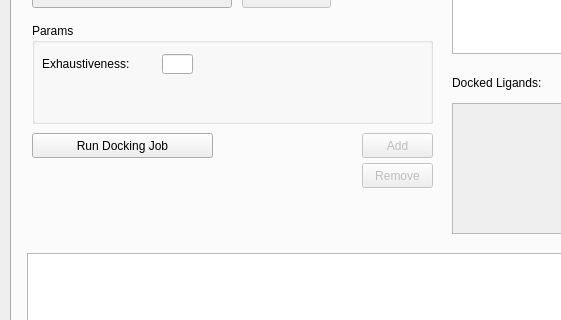
Old version of the form demowidget.ui in the repository gjonwick/MAGI-Dock; both pictures show x 0 to 561 and y 203 to 523 of the 980 by 800 pixel window.
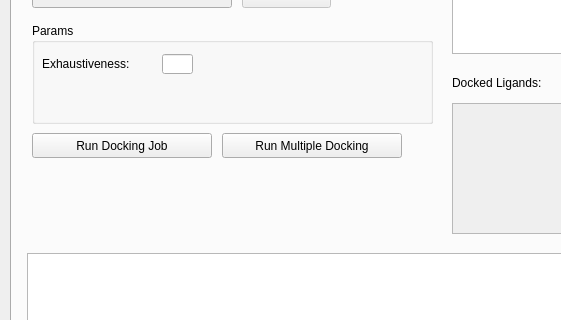
New version of the form. The open tabs and pages were chosen to show the change. Icons and pictures are not drawn.

Commit message: Multiple ligand preparation, and refactoring

What changed in the file:
```diff
--- a/demowidget.ui
+++ b/demowidget.ui
@@ -1081,7 +1081,7 @@
       <rect>
        <x>20</x>
        <y>270</y>
-       <width>181</width>
+       <width>180</width>
        <height>25</height>
       </rect>
      </property>
@@ -1156,22 +1156,6 @@
       <string>Docked Ligands:</string>
      </property>
     </widget>
-    <widget class="QPushButton" name="addLigandToDock_btn">
-     <property name="enabled">
-      <bool>false</bool>
-     </property>
-     <property name="geometry">
-      <rect>
-       <x>350</x>
-       <y>270</y>
-       <width>71</width>
-       <height>25</height>
-      </rect>
-     </property>
-     <property name="text">
-      <string>Add</string>
-     </property>
-    </widget>
     <widget class="QPushButton" name="browsePreparedLigand_btn">
      <property name="geometry">
       <rect>
@@ -1253,22 +1237,6 @@
       <string>Select</string>
      </property>
     </widget>
-    <widget class="QPushButton" name="removeLigandToDock_btn">
-     <property name="enabled">
-      <bool>false</bool>
-     </property>
-     <property name="geometry">
-      <rect>
-       <x>350</x>
-       <y>300</y>
-       <width>71</width>
-       <height>25</height>
-      </rect>
-     </property>
-     <property name="text">
-      <string>Remove</string>
-     </property>
-    </widget>
     <widget class="QGroupBox" name="groupBox">
      <property name="geometry">
       <rect>
@@ -1324,6 +1292,19 @@
       </rect>
      </property>
     </widget>
+    <widget class="QPushButton" name="runMultipleDocking_btn">
+     <property name="geometry">
+      <rect>
+       <x>210</x>
+       <y>270</y>
+       <width>180</width>
+       <height>25</height>
+      </rect>
+     </property>
+     <property name="text">
+      <string>Run Multiple Docking</string>
+     </property>
+    </widget>
    </widget>
   </widget>
   <widget class="QPlainTextEdit" name="plainTextEdit">
```
Left out of the diff: 9 changed lines with no effect on the pictures. The commit also changes 7 other files.
